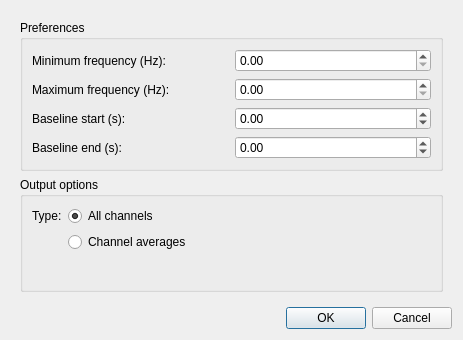
This is designer_ui_files/TSEPlotDialogUi.ui in cibr-jyu/meggie as Qt 5 draws it before an edit. The edited form follows.
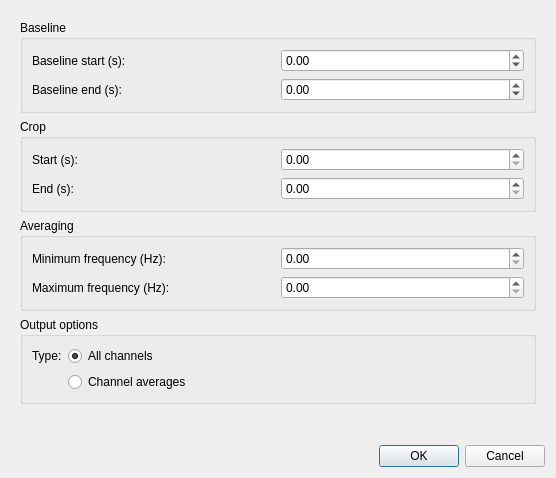
This is the edited form.

Diff of the .ui file:
```diff
--- a/designer_ui_files/TSEPlotDialogUi.ui
+++ b/designer_ui_files/TSEPlotDialogUi.ui
@@ -6,8 +6,8 @@
    <rect>
     <x>0</x>
     <y>0</y>
-    <width>463</width>
-    <height>340</height>
+    <width>556</width>
+    <height>478</height>
    </rect>
   </property>
   <property name="windowTitle">
@@ -41,8 +41,8 @@
        <rect>
         <x>0</x>
         <y>0</y>
-        <width>445</width>
-        <height>290</height>
+        <width>538</width>
+        <height>428</height>
        </rect>
       </property>
       <property name="minimumSize">
@@ -52,94 +52,116 @@
        </size>
       </property>
       <layout class="QGridLayout" name="gridLayout_4">
+       <item row="3" column="0">
+        <widget class="QGroupBox" name="groupBoxCrop">
+         <property name="title">
+          <string>Crop</string>
+         </property>
+         <layout class="QGridLayout" name="gridLayout_3">
+          <item row="0" column="0">
+           <widget class="QLabel" name="labelCropStart">
+            <property name="text">
+             <string>Start (s):</string>
+            </property>
+           </widget>
+          </item>
+          <item row="0" column="1">
+           <widget class="QDoubleSpinBox" name="doubleSpinBoxCropStart"/>
+          </item>
+          <item row="1" column="0">
+           <widget class="QLabel" name="labelCropEnd">
+            <property name="text">
+             <string>End (s):</string>
+            </property>
+           </widget>
+          </item>
+          <item row="1" column="1">
+           <widget class="QDoubleSpinBox" name="doubleSpinBoxCropEnd"/>
+          </item>
+         </layout>
+        </widget>
+       </item>
        <item row="2" column="0">
         <widget class="QGroupBox" name="groupBoxPreferences">
          <property name="title">
-          <string>Preferences</string>
+          <string>Baseline</string>
          </property>
          <layout class="QGridLayout" name="gridLayout_9">
           <item row="0" column="0">
-           <layout class="QHBoxLayout" name="horizontalLayout_3">
-            <item>
-             <widget class="QLabel" name="labelMinFreq">
-              <property name="text">
-               <string>Minimum frequency (Hz):</string>
-              </property>
-             </widget>
-            </item>
-            <item>
-             <widget class="QDoubleSpinBox" name="doubleSpinBoxMinFreq">
-              <property name="maximum">
-               <double>999.990000000000009</double>
-              </property>
-             </widget>
-            </item>
-           </layout>
+           <widget class="QLabel" name="labelBaselineStart">
+            <property name="text">
+             <string>Baseline start (s):</string>
+            </property>
+           </widget>
           </item>
           <item row="1" column="0">
-           <layout class="QHBoxLayout" name="horizontalLayout_4">
-            <item>
-             <widget class="QLabel" name="labelMaxFreq">
-              <property name="text">
-               <string>Maximum frequency (Hz):</string>
-              </property>
-             </widget>
-            </item>
-            <item>
-             <widget class="QDoubleSpinBox" name="doubleSpinBoxMaxFreq">
-              <property name="maximum">
-               <double>999.990000000000009</double>
-              </property>
-             </widget>
-            </item>
-           </layout>
+           <widget class="QLabel" name="labelBaselineEnd">
+            <property name="text">
+             <string>Baseline end (s):</string>
+            </property>
+           </widget>
           </item>
-          <item row="2" column="0">
-           <layout class="QHBoxLayout" name="horizontalLayout">
-            <item>
-             <widget class="QLabel" name="labelBaselineStart">
-              <property name="text">
-               <string>Baseline start (s):</string>
-              </property>
-             </widget>
-            </item>
-            <item>
-             <widget class="QDoubleSpinBox" name="doubleSpinBoxBaselineStart">
-              <property name="minimum">
-               <double>-99.989999999999995</double>
-              </property>
-              <property name="singleStep">
-               <double>0.100000000000000</double>
-              </property>
-             </widget>
-            </item>
-           </layout>
+          <item row="1" column="1">
+           <widget class="QDoubleSpinBox" name="doubleSpinBoxBaselineEnd">
+            <property name="minimum">
+             <double>-99.000000000000000</double>
+            </property>
+            <property name="singleStep">
+             <double>0.100000000000000</double>
+            </property>
+           </widget>
           </item>
-          <item row="3" column="0">
-           <layout class="QHBoxLayout" name="horizontalLayout_2">
-            <item>
-             <widget class="QLabel" name="labelBaselineEnd">
-              <property name="text">
-               <string>Baseline end (s):</string>
-              </property>
-             </widget>
-            </item>
-            <item>
-             <widget class="QDoubleSpinBox" name="doubleSpinBoxBaselineEnd">
-              <property name="minimum">
-               <double>-99.000000000000000</double>
-              </property>
-              <property name="singleStep">
-               <double>0.100000000000000</double>
-              </property>
-             </widget>
-            </item>
-           </layout>
+          <item row="0" column="1">
+           <widget class="QDoubleSpinBox" name="doubleSpinBoxBaselineStart">
+            <property name="minimum">
+             <double>-99.989999999999995</double>
+            </property>
+            <property name="singleStep">
+             <double>0.100000000000000</double>
+            </property>
+           </widget>
           </item>
          </layout>
         </widget>
        </item>
-       <item row="3" column="0">
+       <item row="4" column="0">
+        <widget class="QGroupBox" name="groupBoxAveraging">
+         <property name="title">
+          <string>Averaging</string>
+         </property>
+         <layout class="QGridLayout" name="gridLayout">
+          <item row="0" column="0">
+           <widget class="QLabel" name="labelAveMinFreq">
+            <property name="text">
+             <string>Minimum frequency (Hz):</string>
+            </property>
+           </widget>
+          </item>
+          <item row="0" column="1">
+           <widget class="QDoubleSpinBox" name="doubleSpinBoxAveMinFreq">
+            <property name="maximum">
+             <double>999.990000000000009</double>
+            </property>
+           </widget>
+          </item>
+          <item row="1" column="0">
+           <widget class="QLabel" name="labelAveMaxFreq">
+            <property name="text">
+             <string>Maximum frequency (Hz):</string>
+            </property>
+           </widget>
+          </item>
+          <item row="1" column="1">
+           <widget class="QDoubleSpinBox" name="doubleSpinBoxAveMaxFreq">
+            <property name="maximum">
+             <double>999.990000000000009</double>
+            </property>
+           </widget>
+          </item>
+         </layout>
+        </widget>
+       </item>
+       <item row="5" column="0">
         <widget class="QGroupBox" name="groupBoxOutputOptions">
          <property name="title">
           <string>Output options</string>
@@ -172,6 +194,19 @@
          </layout>
         </widget>
        </item>
+       <item row="6" column="0">
+        <spacer name="verticalSpacer">
+         <property name="orientation">
+          <enum>Qt::Vertical</enum>
+         </property>
+         <property name="sizeHint" stdset="0">
+          <size>
+           <width>20</width>
+           <height>40</height>
+          </size>
+         </property>
+        </spacer>
+       </item>
       </layout>
      </widget>
     </widget>
```
Left out of the diff: 4 changed lines with no effect on the pictures.
